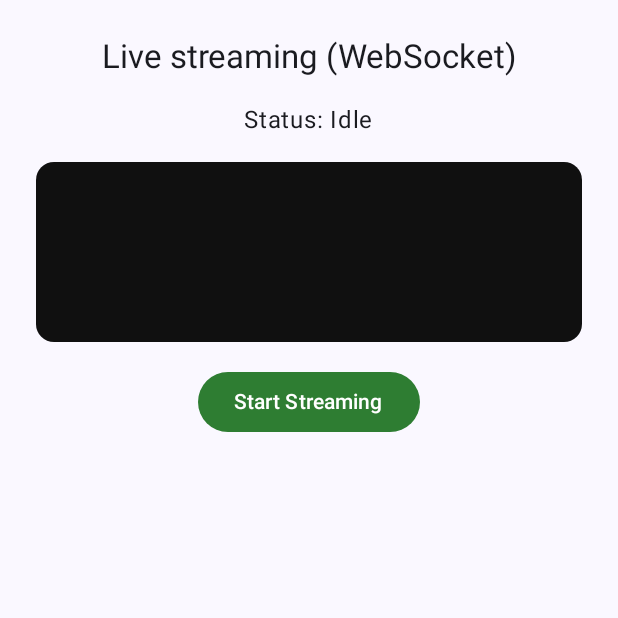
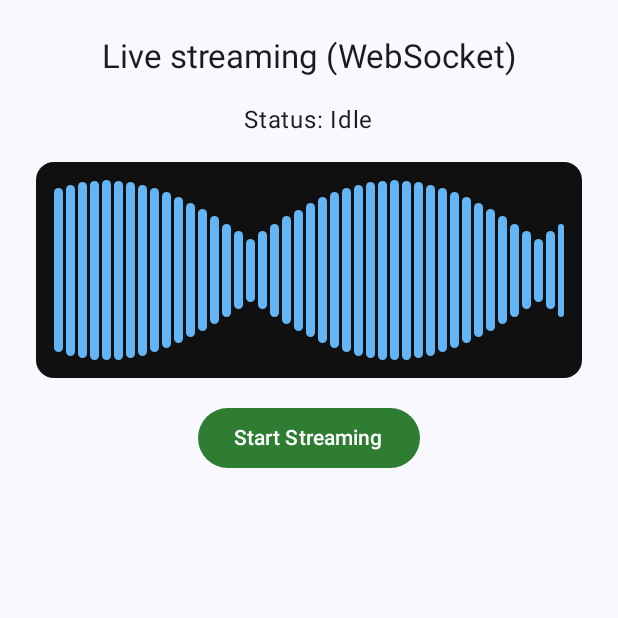
Before and after one commit to arthurabreu/Voice-Recorder-Streamer, an Android app built with Jetpack Compose: the composable LiveStreamingContent shown on its own in the app's theme, on a phone screen of 412 x 824 dp, the top half of it. Run offline under Robolectric (Android 15) with nearby library versions, the phone set to English and light mode, and no system bars.

Commit message:
Added new screen for the streaming

```diff
--- a/app/build.gradle.kts
+++ b/app/build.gradle.kts
@@ -52,6 +52,9 @@ dependencies {
     implementation(libs.androidx.compose.ui.tooling.preview)
     implementation(libs.androidx.compose.material3)
 
+    // Image loading for Compose (avatar)
+    implementation("io.coil-kt:coil-compose:2.6.0")
+
     // Koin DI
     implementation(libs.koin.android)
     implementation(libs.koin.androidx.compose)
--- a/app/src/main/java/com/arthurabreu/voicerecorderwebsockettransmitter/features/streaming/ui/Waveform.kt
+++ b/app/src/main/java/com/arthurabreu/voicerecorderwebsockettransmitter/features/streaming/ui/Waveform.kt
@@ -1,6 +1,7 @@
 package com.arthurabreu.voicerecorderwebsockettransmitter.features.streaming.ui
 
 import androidx.compose.runtime.Composable
+import androidx.compose.runtime.getValue
 import androidx.compose.foundation.layout.Row
 import androidx.compose.foundation.layout.Box
 import androidx.compose.foundation.layout.height
@@ -16,26 +17,80 @@ import androidx.compose.foundation.background
 import androidx.compose.foundation.shape.RoundedCornerShape
 import androidx.compose.ui.unit.Dp
 import androidx.compose.ui.unit.dp
+import androidx.compose.animation.core.LinearEasing
+import androidx.compose.animation.core.RepeatMode
+import androidx.compose.animation.core.animateFloat
+import androidx.compose.animation.core.infiniteRepeatable
+import androidx.compose.animation.core.rememberInfiniteTransition
+import androidx.compose.animation.core.tween
+import kotlin.math.abs
+import kotlin.math.sin
 
 @Composable
-fun Waveform(levels: List<Float>, barCount: Int, barWidth: Dp, barGap: Dp) {
-    val bars = if (levels.isEmpty()) List(barCount) { 0f } else {
-        val src = if (levels.size >= barCount) levels.takeLast(barCount) else List(barCount - levels.size) { 0f } + levels
-        src
+fun Waveform(
+    levels: List<Float>,
+    barCount: Int,
+    barWidth: Dp,
+    barGap: Dp,
+    modifier: Modifier = Modifier
+        .fillMaxWidth()
+        .clip(RoundedCornerShape(12.dp))
+        .background(Color(0xFF101010))
+        .padding(12.dp),
+    height: Dp = 120.dp,
+    barColor: Color = Color(0xFF64B5F6),
+    animateWhenSilent: Boolean = true,
+    silentThreshold: Float = 0.03f,
+    idleSpeedMsPerCycle: Int = 1200
+) {
+    // Determine if incoming levels are effectively silent/static
+    val recent = if (levels.size >= barCount) levels.takeLast(barCount) else List(barCount - levels.size) { 0f } + levels
+    val isSilent = recent.isEmpty() || recent.all { it <= silentThreshold }
+
+    // Idle animation phase (0..1) for synthesized bars when silent
+    val phase by if (animateWhenSilent) {
+        val t = rememberInfiniteTransition(label = "waveIdle")
+        t.animateFloat(
+            initialValue = 0f,
+            targetValue = 1f,
+            animationSpec = infiniteRepeatable(
+                animation = tween(durationMillis = idleSpeedMsPerCycle, easing = LinearEasing),
+                repeatMode = RepeatMode.Restart
+            ),
+            label = "phase"
+        )
+    } else {
+        // No animation requested
+        androidx.compose.runtime.remember { androidx.compose.runtime.mutableStateOf(0f) }
     }
-    val maxHeight = 120.dp
+
+    val bars: List<Float> = if (!isSilent) {
+        recent
+    } else {
+        // Synthesize a flowing sine-like pattern for a call-like feel
+        val twoPi = (Math.PI * 2).toFloat()
+        List(barCount) { i ->
+            val x = (i.toFloat() / barCount.toFloat()) * twoPi
+            val a = 0.35f // base amplitude
+            val m = 0.65f // max additional amplitude
+            val p = (phase * twoPi)
+            val value = abs(sin(x + p)) // 0..1
+            (a + (m * value)).coerceIn(0f, 1f)
+        }
+    }
+
     Row(
-        modifier = Modifier.fillMaxWidth().height(maxHeight).clip(RoundedCornerShape(12.dp)).background(Color(0xFF101010)).padding(12.dp),
+        modifier = modifier.height(height),
         horizontalArrangement = Arrangement.spacedBy(barGap),
         verticalAlignment = Alignment.CenterVertically
     ) {
         bars.forEach { lvl ->
-            val h = (lvl.coerceIn(0f, 1f) * maxHeight.value).dp
+            val h = (lvl.coerceIn(0f, 1f) * height.value).dp
             Box(
                 modifier = Modifier
                     .width(barWidth)
                     .height(h)
-                    .background(Color(0xFF64B5F6), RoundedCornerShape(4.dp))
+                    .background(barColor, RoundedCornerShape(4.dp))
             )
         }
     }
--- a/app/src/main/java/com/arthurabreu/voicerecorderwebsockettransmitter/ui/HomeScreen.kt
+++ b/app/src/main/java/com/arthurabreu/voicerecorderwebsockettransmitter/ui/HomeScreen.kt
@@ -11,7 +11,7 @@ import androidx.compose.runtime.*
 import androidx.compose.ui.Alignment
 import androidx.compose.ui.Modifier
 import androidx.compose.ui.unit.dp
-import com.arthurabreu.voicerecorderwebsockettransmitter.features.streaming.ui.LiveStreamingScreen
+import com.arthurabreu.voicerecorderwebsockettransmitter.features.streaming.ui.AssistantCallScreen
 import com.arthurabreu.voicerecorderwebsockettransmitter.features.saveandsend.ui.SaveAndSendScreen
 import com.arthurabreu.voicerecorderwebsockettransmitter.features.transcription.ui.TranscriptionScreen
 
@@ -33,7 +33,7 @@ fun HomeScreen() {
             Button(onClick = { screen = HomeNav.SAVE_SEND }) { Text("Save and send audio") }
         }
         HomeNav.TRANSCRIPTION -> TranscriptionScreen()
-        HomeNav.LIVE -> LiveStreamingScreen(onBack = { screen = HomeNav.HOME })
+        HomeNav.LIVE -> AssistantCallScreen(onBack = { screen = HomeNav.HOME })
         HomeNav.SAVE_SEND -> SaveAndSendScreen(onBack = { screen = HomeNav.HOME })
     }
 }
```
Also changed, not shown: app/src/main/java/com/arthurabreu/voicerecorderwebsockettransmitter/features/streaming/ui/AssistantCallScreen.kt (added, +204 -0 lines).
